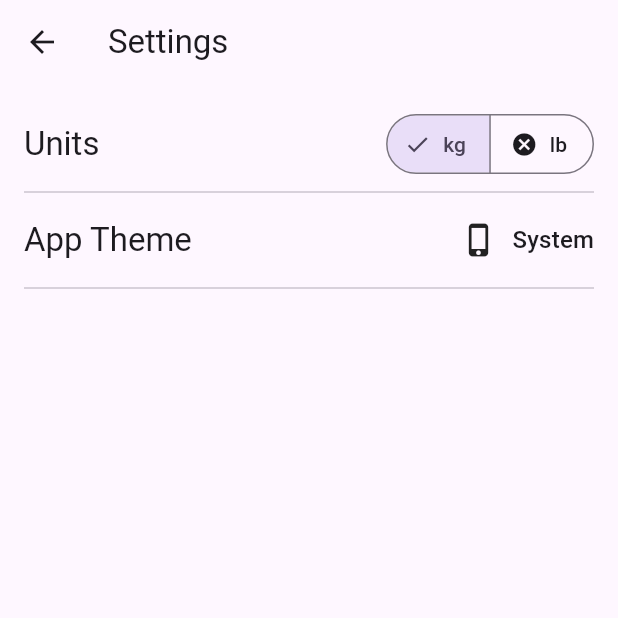
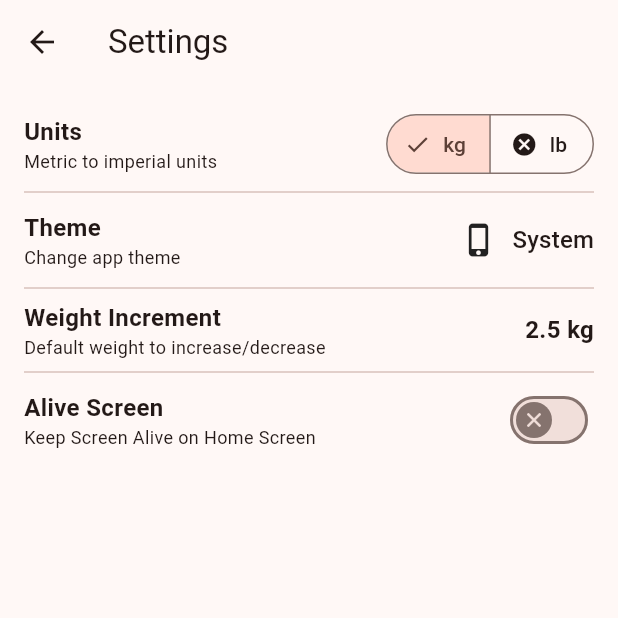
Before and after one commit to rahulob/gym_logger, a Flutter app: the screen it shows after launch, after a tap on the "settings" icon, on a phone screen of 412 x 824 dp, the top half of it. Run offline on Flutter 3.47's test engine with Material 2 defaults, Android fonts, the phone set to English and light mode, and no system bars; our stand-ins replace hive_flutter; accounts and stored records are empty.

Commit message:
App theme and other variables are stored locally using Hive plugin. - User can change App theme - Change units between kg and lb - Change increment weight - Toggle for screen alive on home screen (not functional)

```diff
--- a/lib/excercise_item.dart
+++ b/lib/components/excercise_item.dart
@@ -1,8 +1,10 @@
 import 'package:flutter/material.dart';
+import 'package:gym_logger/screens/excercise_screen.dart';
 
 class ExcerciseItem extends StatefulWidget {
-  const ExcerciseItem({super.key});
+  const ExcerciseItem({super.key, required this.name});
 
+  final String name;
   @override
   State<ExcerciseItem> createState() => _ExcerciseItemState();
 }
@@ -10,7 +12,13 @@ class ExcerciseItem extends StatefulWidget {
 class _ExcerciseItemState extends State<ExcerciseItem> {
   @override
   Widget build(BuildContext context) {
-    return Container(
+    return GestureDetector(
+      onTap: () => Navigator.push(
+        context,
+        MaterialPageRoute(
+            builder: (context) => ExcerciseScreen(name: widget.name)),
+      ),
+      child: Container(
         padding: const EdgeInsets.all(8),
         margin: const EdgeInsets.only(bottom: 8, left: 8, right: 8),
         width: double.infinity,
@@ -20,7 +28,7 @@ class _ExcerciseItemState extends State<ExcerciseItem> {
           children: [
             // Excercise Name
             Text(
-            "Bicep curls",
+              widget.name,
               textAlign: TextAlign.left,
               style: Theme.of(context).textTheme.titleMedium,
             ),
@@ -29,6 +37,7 @@ class _ExcerciseItemState extends State<ExcerciseItem> {
             // Table to show excercise data
             setsTable()
           ],
+        ),
       ),
     );
   }
--- /dev/null
+++ b/lib/components/settings/units_change_setting.dart
@@ -0,0 +1,49 @@
+import 'package:flutter/material.dart';
+import 'package:gym_logger/components/subtitle_text.dart';
+import 'package:gym_logger/components/title_text.dart';
+
+class UnitsChangeSetting extends StatefulWidget {
+  const UnitsChangeSetting(
+      {super.key, required this.selected, required this.onChange});
+
+  final String selected;
+  final Function(String) onChange;
+  @override
+  State<UnitsChangeSetting> createState() => _UnitsChangeSettingState();
+}
+
+// Button to change units to kg/lb
+class _UnitsChangeSettingState extends State<UnitsChangeSetting> {
+  @override
+  Widget build(BuildContext context) {
+    return Row(
+      mainAxisAlignment: MainAxisAlignment.spaceBetween,
+      children: [
+        const Column(
+          crossAxisAlignment: CrossAxisAlignment.start,
+          children: [
+            TitleText('Units'),
+            SubtitleText('Metric to imperial units'),
+          ],
+        ),
+        SegmentedButton<String>(
+          segments: const [
+            ButtonSegment<String>(
+              value: 'kg',
+              label: Text('kg'),
+              icon: Icon(Icons.cancel),
+            ),
+            ButtonSegment<String>(
+              value: 'lb',
+              label: Text('lb'),
+              icon: Icon(Icons.cancel),
+            ),
+          ],
+          selected: {widget.selected},
+          onSelectionChanged: (_) => widget.onChange(_.first),
+        ),
+      ],
+    );
+    ;
+  }
+}
--- /dev/null
+++ b/lib/components/settings/weight_increment_setting.dart
@@ -0,0 +1,82 @@
+import 'package:flutter/material.dart';
+import 'package:gym_logger/components/subtitle_text.dart';
+import 'package:gym_logger/components/title_text.dart';
+
+class WeightIncrementSetting extends StatefulWidget {
+  const WeightIncrementSetting({
+    super.key,
+    required this.weight,
+    required this.units,
+    required this.onChange,
+  });
+  final double weight;
+  final String units;
+  final Function(double) onChange;
+  @override
+  State<WeightIncrementSetting> createState() => _WeightIncrementSettingState();
+}
+
+class _WeightIncrementSettingState extends State<WeightIncrementSetting> {
+  bool error = false;
+  @override
+  Widget build(BuildContext context) {
+    return GestureDetector(
+      onTap: () => openDialog(context, error, widget.onChange),
+      child: Row(
+        mainAxisAlignment: MainAxisAlignment.spaceBetween,
+        children: [
+          const Column(
+            crossAxisAlignment: CrossAxisAlignment.start,
+            children: [
+              TitleText('Weight Increment'),
+              SubtitleText('Default weight to increase/decrease'),
+            ],
+          ),
+          TitleText('${widget.weight} ${widget.units}'),
+        ],
+      ),
+    );
+  }
+}
+
+openDialog(context, bool validate, Function(double) onChange) {
+  String value = '';
+  return showDialog(
+    context: context,
+    builder: (context) => AlertDialog(
+      title: const TitleText('Default weight to increase or decrease'),
+      content: TextFormField(
+        keyboardType: const TextInputType.numberWithOptions(decimal: true),
+        autofocus: true,
+        validator: (value) {
+          if (double.tryParse(value ?? '') == null) {
+            return 'validate_validate Message';
+          }
+          return null;
+        },
+        decoration: InputDecoration(
+          errorText: validate ? 'Invalid input' : null,
+        ),
+        onChanged: (v) => value = v,
+        onFieldSubmitted: (_) => submit(context, value, onChange),
+      ),
+      actions: [
+        TextButton(
+          onPressed: () => Navigator.pop(context),
+          child: const SubtitleText('Cancel'),
+        ),
+        TextButton(
+          onPressed: () => submit(context, value, onChange),
+          child: const SubtitleText('Done'),
+        ),
+      ],
+    ),
+  );
+}
+
+void submit(context, value, onChange) {
+  if (double.tryParse(value) != null) {
+    onChange(double.parse(value));
+    Navigator.pop(context);
+  }
+}
--- /dev/null
+++ b/lib/components/subtitle_text.dart
@@ -0,0 +1,18 @@
+import 'package:flutter/material.dart';
+
+class SubtitleText extends StatelessWidget {
+  const SubtitleText(this.data, {super.key});
+
+  final String data;
+  @override
+  Widget build(BuildContext context) {
+    return Text(
+      data,
+      softWrap: true,
+      style: const TextStyle(
+        fontSize: 12,
+        // fontWeight: FontWeight.w600,
+      ),
+    );
+  }
+}
--- /dev/null
+++ b/lib/components/title_text.dart
@@ -0,0 +1,17 @@
+import 'package:flutter/material.dart';
+
+class TitleText extends StatelessWidget {
+  const TitleText(this.data, {super.key});
+
+  final String data;
+  @override
+  Widget build(BuildContext context) {
+    return Text(
+      data,
+      style: const TextStyle(
+        fontSize: 16,
+        fontWeight: FontWeight.w600,
+      ),
+    );
+  }
+}
--- a/lib/main.dart
+++ b/lib/main.dart
@@ -1,24 +1,51 @@
 import 'package:flutter/material.dart';
 import 'package:gym_logger/screens/home_screen.dart';
+import 'package:gym_logger/theme/dark_theme.dart';
+import 'package:gym_logger/theme/light_theme.dart';
+import 'package:hive_flutter/hive_flutter.dart';
 
-void main() {
+void main() async {
+  // Create hive box
+  await Hive.initFlutter();
+  await Hive.openBox('settings');
+
   runApp(const MyApp());
 }
 
-class MyApp extends StatelessWidget {
+class MyApp extends StatefulWidget {
   const MyApp({super.key});
+
+  @override
+  State<MyApp> createState() => _MyAppState();
+}
+
+class _MyAppState extends State<MyApp> {
+  final _box = Hive.box('settings');
 
   // This widget is the root of your application.
   @override
   Widget build(BuildContext context) {
-    return MaterialApp(
-      debugShowCheckedModeBanner: false,
-      title: 'Flutter Demo',
-      theme: ThemeData(
-        colorScheme: ColorScheme.fromSeed(seedColor: Colors.deepPurple),
-        useMaterial3: true,
+    return ValueListenableBuilder(
+      valueListenable: _box.listenable(),
+      builder: (context, value, child) => MaterialApp(
+        debugShowCheckedModeBanner: false,
+        title: 'Flutter Demo',
+        themeMode: getTheme(_box),
+        darkTheme: darkTheme,
+        theme: lightTheme,
+        home: const HomeScreen(),
       ),
-      home: const HomeScreen(),
     );
   }
 }
+
+ThemeMode getTheme(Box box) {
+  switch (box.get('theme')) {
+    case 'light':
+      return ThemeMode.light;
+    case 'dark':
+      return ThemeMode.dark;
+    default:
+      return ThemeMode.system;
+  }
+}
--- a/lib/screens/home_screen.dart
+++ b/lib/screens/home_screen.dart
@@ -1,5 +1,5 @@
 import 'package:flutter/material.dart';
-import 'package:gym_logger/excercise_item.dart';
+import 'package:gym_logger/components/excercise_item.dart';
 import 'package:gym_logger/screens/settings_screen.dart';
 
 class HomeScreen extends StatefulWidget {
@@ -15,22 +15,12 @@ class _HomeScreenState extends State<HomeScreen> {
     return Scaffold(
       appBar: AppBar(
         title: const Text('Gym Logger'),
-        actions: [
-          IconButton(
-            onPressed: () => Navigator.push(
-              context,
-              MaterialPageRoute(builder: (context) => const SettingsScreen()),
-            ),
-            icon: const Icon(Icons.settings),
-          )
-        ],
+        actions: homeActions(context),
       ),
       body: const Center(
         child: Column(
           children: [
-            ExcerciseItem(),
-            ExcerciseItem(),
-            ExcerciseItem(),
+            ExcerciseItem(name: 'Bicep Curls'),
           ],
         ),
       ),
@@ -41,3 +31,16 @@ class _HomeScreenState extends State<HomeScreen> {
     );
   }
 }
+
+// Settings button on home screen
+List<Widget> homeActions(context) {
+  return [
+    IconButton(
+      onPressed: () => Navigator.push(
+        context,
+        MaterialPageRoute(builder: (context) => const SettingsScreen()),
+      ),
+      icon: const Icon(Icons.settings),
+    )
+  ];
+}
--- a/lib/screens/settings_screen.dart
+++ b/lib/screens/settings_screen.dart
@@ -1,4 +1,9 @@
 import 'package:flutter/material.dart';
+import 'package:gym_logger/components/settings/units_change_setting.dart';
+import 'package:gym_logger/components/subtitle_text.dart';
+import 'package:gym_logger/components/title_text.dart';
+import 'package:gym_logger/components/settings/weight_increment_setting.dart';
+import 'package:hive_flutter/hive_flutter.dart';
 
 class SettingsScreen extends StatefulWidget {
   const SettingsScreen({super.key});
@@ -8,9 +13,11 @@ class SettingsScreen extends StatefulWidget {
 }
 
 class _SettingsScreenState extends State<SettingsScreen> {
-  // TODO: Make a way to store this somewhere
-  Set<WeightsUnit> units = {WeightsUnit.kg};
-  ThemeMode theme = ThemeMode.system;
+  final _prefs = Hive.box('settings');
+  late String theme = _prefs.get('theme') ?? 'system';
+  late double weightIncrement = _prefs.get('increment') ?? 2.5;
+  late String units = _prefs.get('units') ?? 'kg';
+  late bool keepScreenAlive = _prefs.get('keepScreenAlive') ?? false;
 
   @override
   Widget build(BuildContext context) {
@@ -24,19 +31,40 @@ class _SettingsScreenState extends State<SettingsScreen> {
           child: Column(
             children: [
               // Button to change units
-              unitsButton(
-                context,
+              UnitsChangeSetting(
                 selected: units,
-                onChange: (p0) => setState(() => units = p0),
+                onChange: (v) {
+                  _prefs.put('units', v);
+                  setState(() => units = v);
+                },
               ),
               const Divider(),
               // Button to change app theme
               themeButton(
-                context,
                 selected: theme,
-                onChange: (p0) => setState(() => theme = p0),
+                onChange: (v) {
+                  _prefs.put('theme', v ?? 'system');
+                  setState(() => theme = _prefs.get('theme') ?? 'system');
+                },
               ),
               const Divider(),
+              // Screen on while you are on the home screen
+              WeightIncrementSetting(
+                weight: weightIncrement,
+                units: units,
+                onChange: (v) {
+                  _prefs.put('increment', v);
+                  setState(() => weightIncrement = v);
+                },
+              ),
+              const Divider(),
+              screenAliveToggle(
+                keepScreenOn: keepScreenAlive,
+                onChange: (v) {
+                  _prefs.put('keepScreenAlive', v);
+                  setState(() => keepScreenAlive = v);
+                },
+              ),
             ],
           ),
         ),
@@ -45,60 +73,25 @@ class _SettingsScreenState extends State<SettingsScreen> {
   }
 }
 
-// Button to change units to kg/lb
-enum WeightsUnit { kg, lb }
-
-Widget unitsButton(
-  BuildContext context, {
-  required Set<WeightsUnit> selected,
-  required Function(Set<WeightsUnit>)? onChange,
+// Theme buttons to change app theme
+Widget themeButton({
+  required String selected,
+  required Function(String?)? onChange,
 }) {
   return Row(
     mainAxisAlignment: MainAxisAlignment.spaceBetween,
     children: [
-      Text(
-        'Units',
-        style: Theme.of(context).textTheme.titleLarge,
+      const Column(
+        crossAxisAlignment: CrossAxisAlignment.start,
+        children: [
+          TitleText('Theme'),
+          SubtitleText('Change app theme'),
+        ],
       ),
-      SegmentedButton(
-        segments: const [
-          ButtonSegment<WeightsUnit>(
-            value: WeightsUnit.kg,
-            label: Text('kg'),
-            icon: Icon(Icons.cancel),
-          ),
-          ButtonSegment<WeightsUnit>(
-            value: WeightsUnit.lb,
-            label: Text('lb'),
-            icon: Icon(Icons.cancel),
-          ),
-        ],
-        selected: selected,
-        onSelectionChanged: onChange,
-      ),
-    ],
-  );
-}
-
-// Theme buttons
-enum ThemeMode { system, light, dark }
-
-Widget themeButton(
-  BuildContext context, {
-  required ThemeMode selected,
-  required onChange,
-}) {
-  return Row(
-    mainAxisAlignment: MainAxisAlignment.spaceBetween,
-    children: [
-      Text(
-        'App Theme',
-        style: Theme.of(context).textTheme.titleLarge,
-      ),
-      DropdownButton<ThemeMode>(
+      DropdownButton<String>(
         items: const [
           DropdownMenuItem(
-            value: ThemeMode.system,
+            value: 'system',
             child: Row(
               mainAxisAlignment: MainAxisAlignment.spaceBetween,
               children: [
@@ -109,7 +102,7 @@ Widget themeButton(
             ),
           ),
           DropdownMenuItem(
-            value: ThemeMode.light,
+            value: 'light',
             child: Row(
               mainAxisAlignment: MainAxisAlignment.spaceBetween,
               children: [
@@ -120,7 +113,7 @@ Widget themeButton(
             ),
           ),
           DropdownMenuItem(
-            value: ThemeMode.dark,
+            value: 'dark',
             child: Row(
               mainAxisAlignment: MainAxisAlignment.spaceBetween,
               children: [
@@ -140,3 +133,36 @@ Widget themeButton(
     ],
   );
 }
+
+// Switch to keep screen alive when on home screen
+Widget screenAliveToggle({
+  required bool keepScreenOn,
+  required Function(bool)? onChange,
+}) {
+  final MaterialStateProperty<Icon?> thumbIcon =
+      MaterialStateProperty.resolveWith<Icon?>(
+    (Set<MaterialState> states) {
+      if (states.contains(MaterialState.selected)) {
+        return const Icon(Icons.check);
+      }
+      return const Icon(Icons.close);
+    },
+  );
+  return Row(
+    mainAxisAlignment: MainAxisAlignment.spaceBetween,
+    children: [
+      const Column(
+        crossAxisAlignment: CrossAxisAlignment.start,
+        children: [
+          TitleText('Alive Screen'),
+          SubtitleText('Keep Screen Alive on Home Screen'),
+        ],
+      ),
+      Switch(
+        thumbIcon: thumbIcon,
+        value: keepScreenOn,
+        onChanged: onChange,
+      ),
+    ],
+  );
+}
--- /dev/null
+++ b/lib/theme/dark_theme.dart
@@ -0,0 +1,5 @@
+import 'package:flutter/material.dart';
+
+ThemeData darkTheme = ThemeData.dark(
+  useMaterial3: true,
+);
--- /dev/null
+++ b/lib/theme/light_theme.dart
@@ -0,0 +1,6 @@
+import 'package:flutter/material.dart';
+
+ThemeData lightTheme = ThemeData(
+  colorScheme: ColorScheme.fromSeed(seedColor: Colors.deepOrange),
+  useMaterial3: true,
+);
--- a/pubspec.yaml
+++ b/pubspec.yaml
@@ -35,6 +35,8 @@ dependencies:
   # Use with the CupertinoIcons class for iOS style icons.
   cupertino_icons: ^1.0.2
   font_awesome_flutter: ^10.5.0
+  hive: ^2.2.3
+  hive_flutter: ^1.1.0
 
 dev_dependencies:
   flutter_test:
```
Also changed, not shown: lib/components/center_text.dart (added, +11 -0 lines), lib/screens/excercise_screen.dart (added, +51 -0 lines), pubspec.lock, 10 other files. Lines whose indentation alone changed are shown as unchanged.
